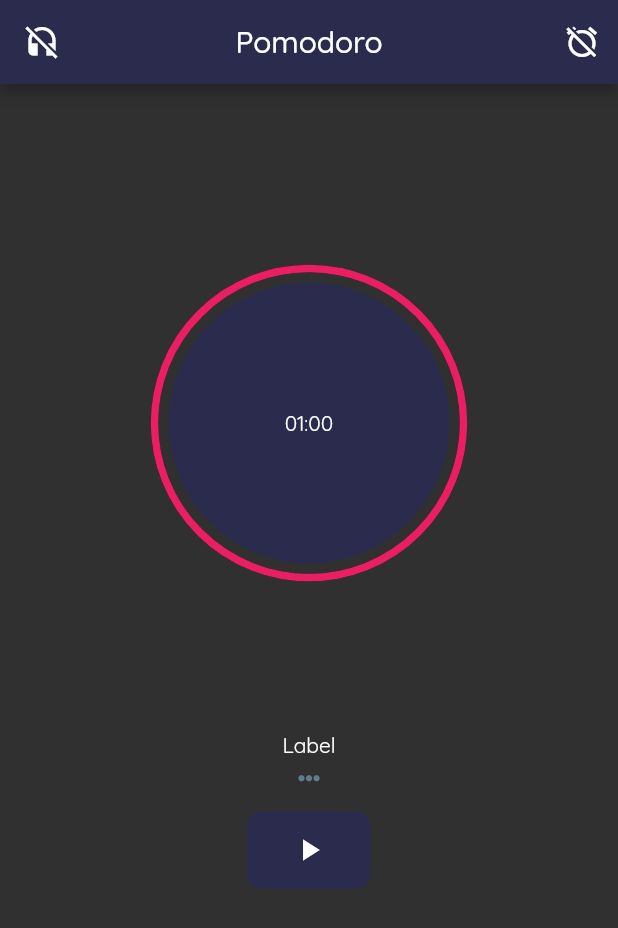
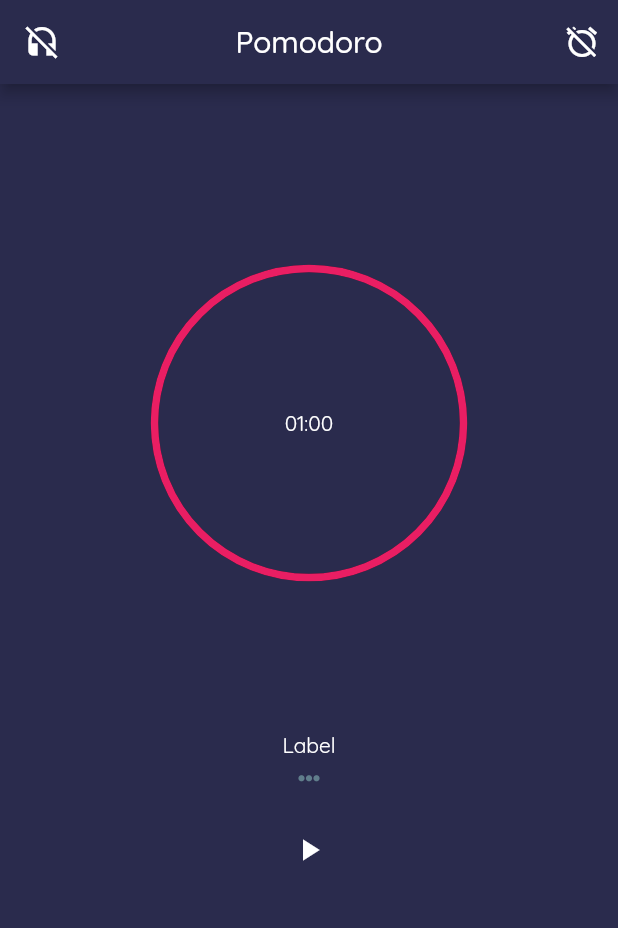
Before and after one commit to snlucas/flutter_pomodoro_timer, a Flutter app: the screen it shows after launch, on a phone screen of 412 x 824 dp. Shown: the top 928 px of the screen. Run offline on Flutter 3.47's test engine with Material 2 defaults, Android fonts, the phone set to English and light mode, and no system bars; drawn by our look-alikes of circular_countdown_timer.

Commit message:
Changes default background color

```diff
--- a/flutter_pomodoro_timer/lib/main.dart
+++ b/flutter_pomodoro_timer/lib/main.dart
@@ -9,6 +9,7 @@ class Pomodoro extends StatelessWidget {
     return MaterialApp(
       theme: ThemeData(
         brightness: Brightness.dark,
+        scaffoldBackgroundColor: Color(0xFF2A2B4D),
         primaryColor: Color(0xFF2A2B4D),
         fontFamily: 'Quicksand-Variable',
       ),
```
